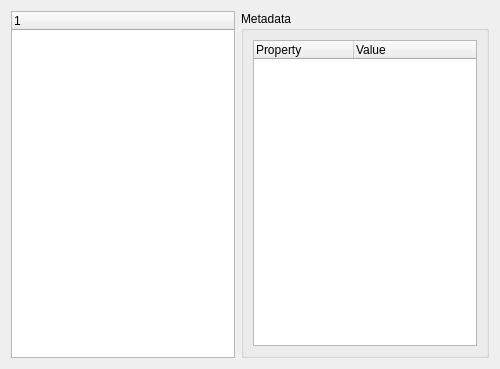
Old version of the form ui_landsatprocessingplugin.ui in the repository datalyze-solutions/LandsatProcessingPlugin.
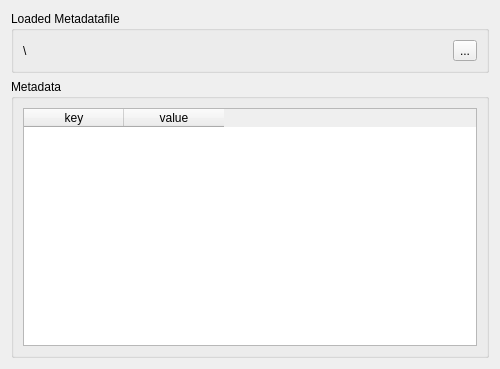
New version of the form.

```diff
--- a/ui_landsatprocessingplugin.ui
+++ b/ui_landsatprocessingplugin.ui
@@ -13,14 +13,28 @@
   <property name="windowTitle">
    <string>Form</string>
   </property>
-  <layout class="QHBoxLayout" name="horizontalLayout">
+  <layout class="QVBoxLayout" name="verticalLayout_2">
    <item>
-    <widget class="QTreeWidget" name="treeWidgetFileSystem">
-     <column>
-      <property name="text">
-       <string notr="true">1</string>
-      </property>
-     </column>
+    <widget class="QGroupBox" name="groupBox">
+     <property name="title">
+      <string>Loaded Metadatafile</string>
+     </property>
+     <layout class="QHBoxLayout" name="horizontalLayout">
+      <item>
+       <widget class="QLabel" name="labelChoosenMetadata">
+        <property name="text">
+         <string>\</string>
+        </property>
+       </widget>
+      </item>
+      <item>
+       <widget class="QToolButton" name="buttonChooseMetadata">
+        <property name="text">
+         <string>...</string>
+        </property>
+       </widget>
+      </item>
+     </layout>
     </widget>
    </item>
    <item>
@@ -30,18 +44,15 @@
      </property>
      <layout class="QVBoxLayout" name="verticalLayout">
       <item>
-       <widget class="QTreeWidget" name="treeWidgetMetadata">
-        <property name="columnCount">
-         <number>2</number>
-        </property>
+       <widget class="QTableWidget" name="tableWidgetMetadata">
         <column>
          <property name="text">
-          <string>Property</string>
+          <string>key</string>
          </property>
         </column>
         <column>
          <property name="text">
-          <string>Value</string>
+          <string>value</string>
          </property>
         </column>
        </widget>
```
